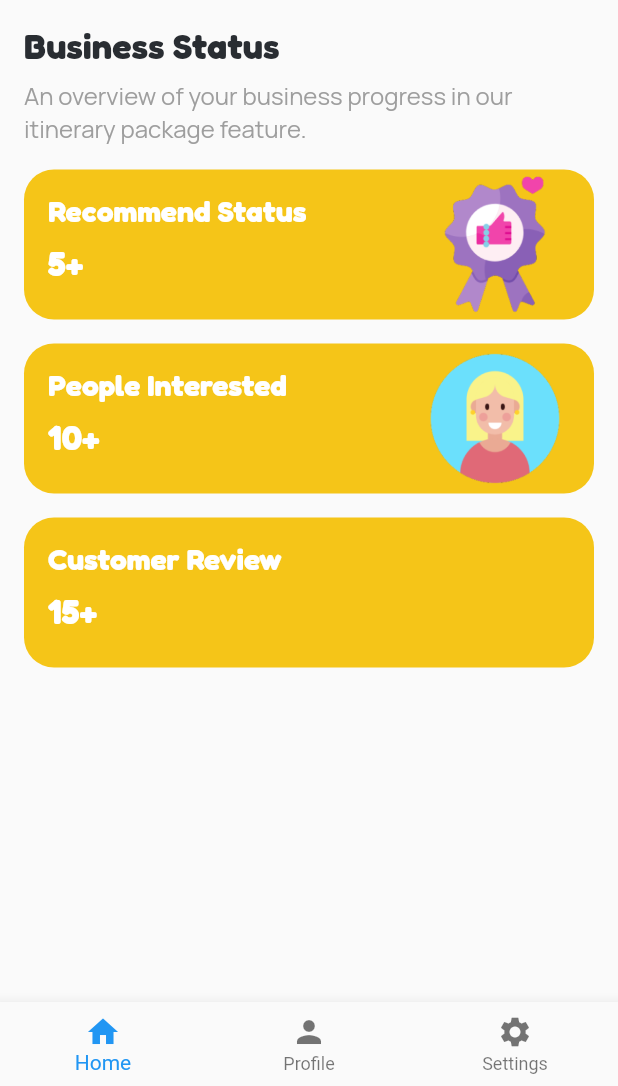
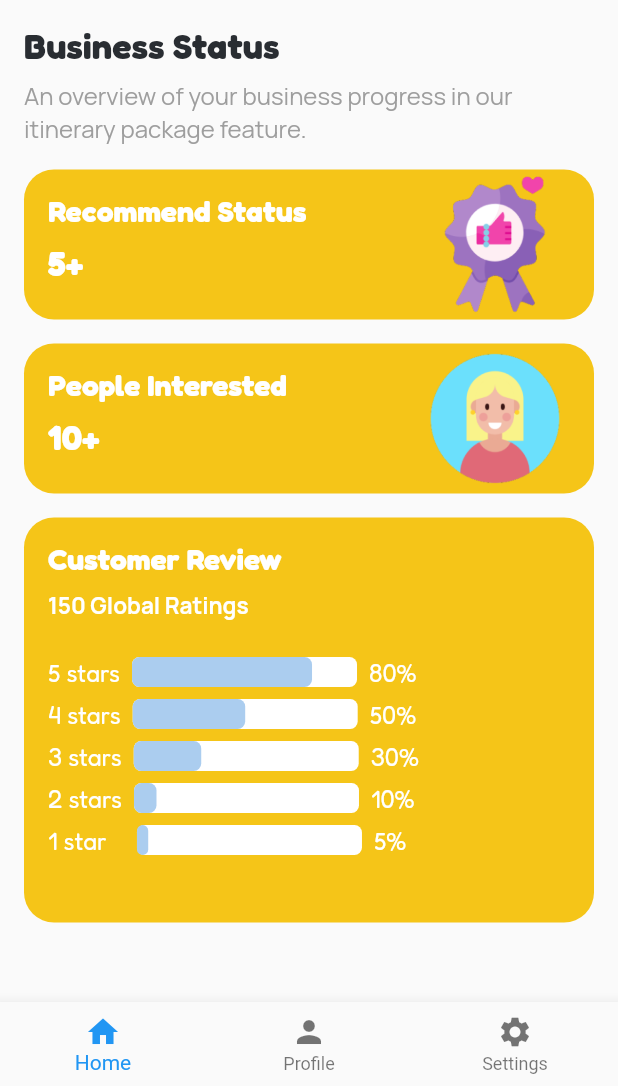
Before and after one commit to asheyacasey/travelmate_business_portal_side, a Flutter app: the HomeScreen screen opened directly, on a phone screen of 412 x 824 dp, the part 150-1236 px from its top. Run offline on Flutter 3.47's test engine with Material 2 defaults, Android fonts, the phone set to English and light mode, and no system bars.

Commit message:
added Home Tab

```diff
--- a/lib/screens/HomeScreen.dart
+++ b/lib/screens/HomeScreen.dart
@@ -209,17 +209,14 @@ class HomeTab extends StatelessWidget {
               ),
             ),
             Container(
-              height: 100,
+              height: 270,
               decoration: BoxDecoration(
                 borderRadius: BorderRadius.circular(20.0),
                 color: Color(0xFFF5C518),
               ),
               margin: EdgeInsets.only(bottom: 16.0),
               padding: EdgeInsets.all(16.0),
-              child: Row(
-                mainAxisAlignment: MainAxisAlignment.spaceBetween,
-                children: [
-                  Column(
+              child: Column(
                 crossAxisAlignment: CrossAxisAlignment.start,
                 children: [
                   Text(
@@ -228,16 +225,24 @@ class HomeTab extends StatelessWidget {
                   ),
                   SizedBox(height: 8.0),
                   Text(
-                        '15+',
-                        style: fredokaTextStyle(24, Colors.white),
+                    '150 Global Ratings',
+                    style: TextStyle(
+                      fontFamily: 'Manrope',
+                      fontSize: 15,
+                      fontWeight: FontWeight.bold,
+                      color: Colors.white,
                     ),
-                    ],
                   ),
-                  // Image.asset(
-                  //   'assets/yet_another.png',
-                  //   width: 80,
-                  //   height: 80,
-                  // ),
+                  SizedBox(height: 25.0),
+                  buildRatingBar('5 stars', 0.8, '80%', Color(0xFFFFFFFF), Colors.white),
+                  SizedBox(height: 8.0),
+                  buildRatingBar('4 stars', 0.5, '50%', Color(0xFFFFFFFF), Colors.white),
+                  SizedBox(height: 8.0),
+                  buildRatingBar('3 stars', 0.3, '30%', Color(0xFFFFFFFF), Colors.white),
+                  SizedBox(height: 8.0),
+                  buildRatingBar('2 stars', 0.1, '10%', Color(0xFFFFFFFF), Colors.white),
+                  SizedBox(height: 8.0),
+                  buildRatingBar('1 star   ', 0.05, '5%', Color(0xFFFFFFFF), Colors.white),
                 ],
               ),
             ),
@@ -265,3 +270,54 @@ class SettingsTab extends StatelessWidget {
     );
   }
 }
+
+Widget buildRatingBar(String label, double widthFactor, String percentage, Color color, Color white) {
+  return Row(
+    children: [
+      Text(
+        label,
+        style: TextStyle(
+          fontFamily: 'Fredoka',
+          fontSize: 16,
+          color: color,
+        ),
+      ),
+      SizedBox(width: 8.0),
+      Container(
+        width: 150,
+        height: 20,
+        decoration: BoxDecoration(
+          borderRadius: BorderRadius.circular(5),
+          color: color,
+        ),
+        child: FractionallySizedBox(
+          alignment: Alignment.centerLeft,
+          widthFactor: widthFactor,
+          child: Container(
+            decoration: BoxDecoration(
+              borderRadius: BorderRadius.circular(5),
+              color: Color(0xFFABCDEF),
+            ),
+          ),
+        ),
+      ),
+      SizedBox(width: 8.0),
+      Text(
+        percentage,
+        style: TextStyle(
+          fontFamily: 'Fredoka',
+          fontSize: 16,
+          color: color,
+        ),
+      ),
+    ],
+  );
+}
+
+TextStyle fredokaTextStyle(double fontSize, Color color) {
+  return TextStyle(
+    fontFamily: 'Fredoka',
+    fontSize: fontSize,
+    color: color,
+  );
+}
```
Lines whose indentation alone changed are shown as unchanged.
